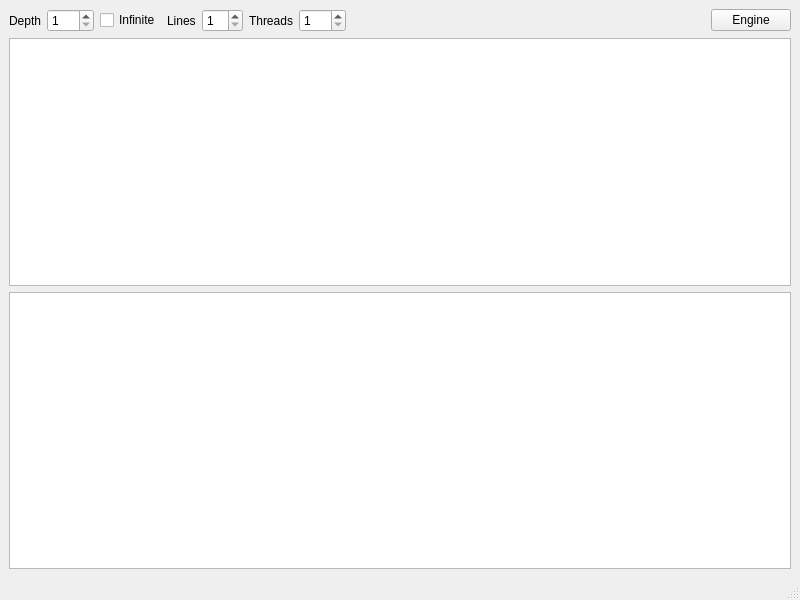
This is mainwindow.ui in jLantxa/Chess as Qt 5 draws it before an edit. The edited form follows.
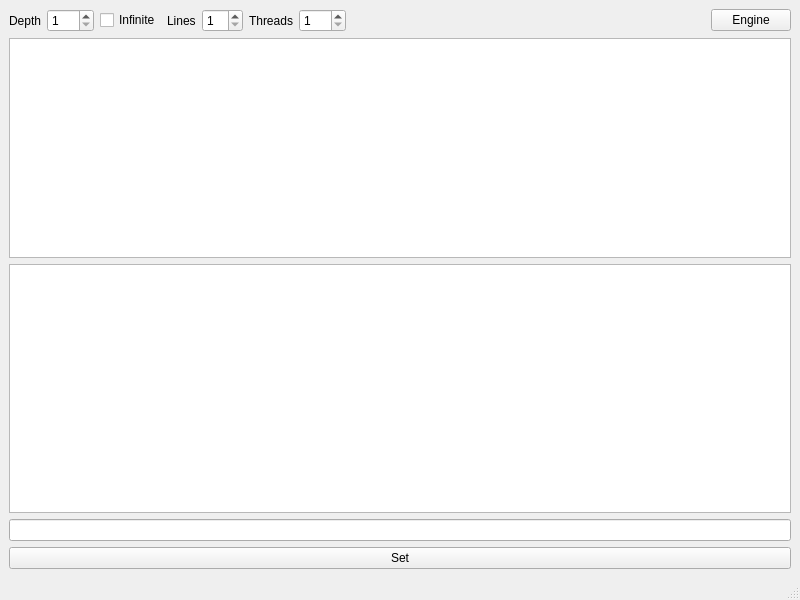
This is the edited form.

Commit message:
Add text line to introduce moves
Temporary solution until I implement a real board.

```diff
--- a/mainwindow.ui
+++ b/mainwindow.ui
@@ -118,6 +118,16 @@
       </property>
      </widget>
     </item>
+    <item row="3" column="0">
+     <widget class="QPushButton" name="bSetPosition">
+      <property name="text">
+       <string>Set</string>
+      </property>
+     </widget>
+    </item>
+    <item row="2" column="0">
+     <widget class="QLineEdit" name="lePosition"/>
+    </item>
    </layout>
   </widget>
   <widget class="QMenuBar" name="menubar">
```
The commit also changes 2 other files.
